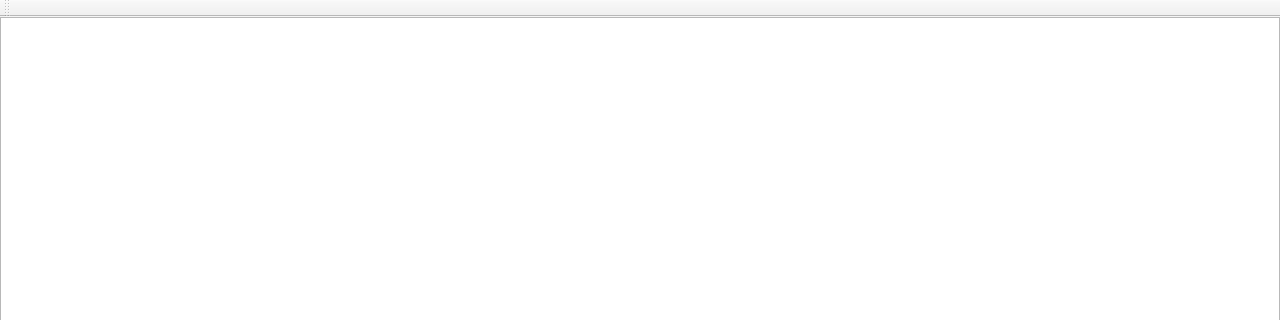
mOnkD404/MindgoMachineConfigTool, file DebugTool/mainwindow.ui: the form before one commit; both pictures show x 0 to 1280 and y 0 to 320 of the 1280 by 720 pixel window.
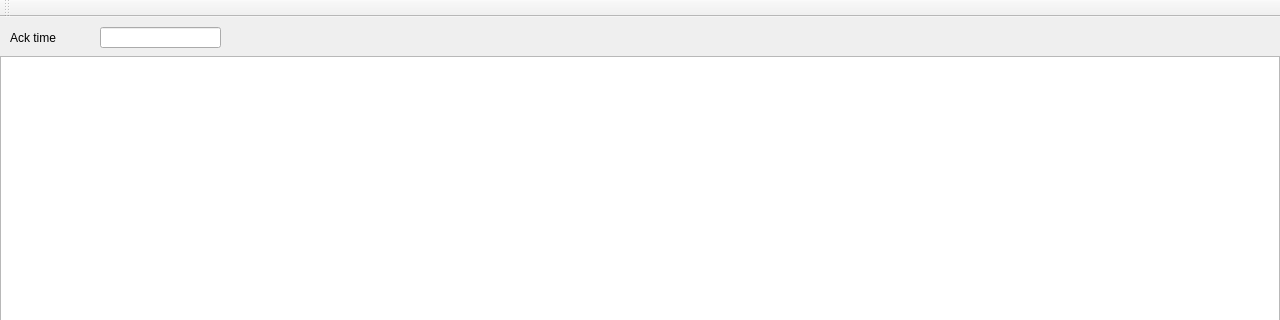
The form after the commit.

Diff of the .ui file:
```diff
--- a/DebugTool/mainwindow.ui
+++ b/DebugTool/mainwindow.ui
@@ -30,9 +30,9 @@
     <property name="geometry">
      <rect>
       <x>0</x>
-      <y>0</y>
+      <y>39</y>
       <width>1280</width>
-      <height>720</height>
+      <height>681</height>
      </rect>
     </property>
     <property name="sizePolicy">
@@ -42,6 +42,29 @@
      </sizepolicy>
     </property>
    </widget>
+   <widget class="QLineEdit" name="lineEdit">
+    <property name="geometry">
+     <rect>
+      <x>100</x>
+      <y>10</y>
+      <width>121</width>
+      <height>21</height>
+     </rect>
+    </property>
+   </widget>
+   <widget class="QLabel" name="label">
+    <property name="geometry">
+     <rect>
+      <x>10</x>
+      <y>10</y>
+      <width>81</width>
+      <height>21</height>
+     </rect>
+    </property>
+    <property name="text">
+     <string>Ack time</string>
+    </property>
+   </widget>
   </widget>
   <widget class="QMenuBar" name="menuBar">
    <property name="geometry">
```
